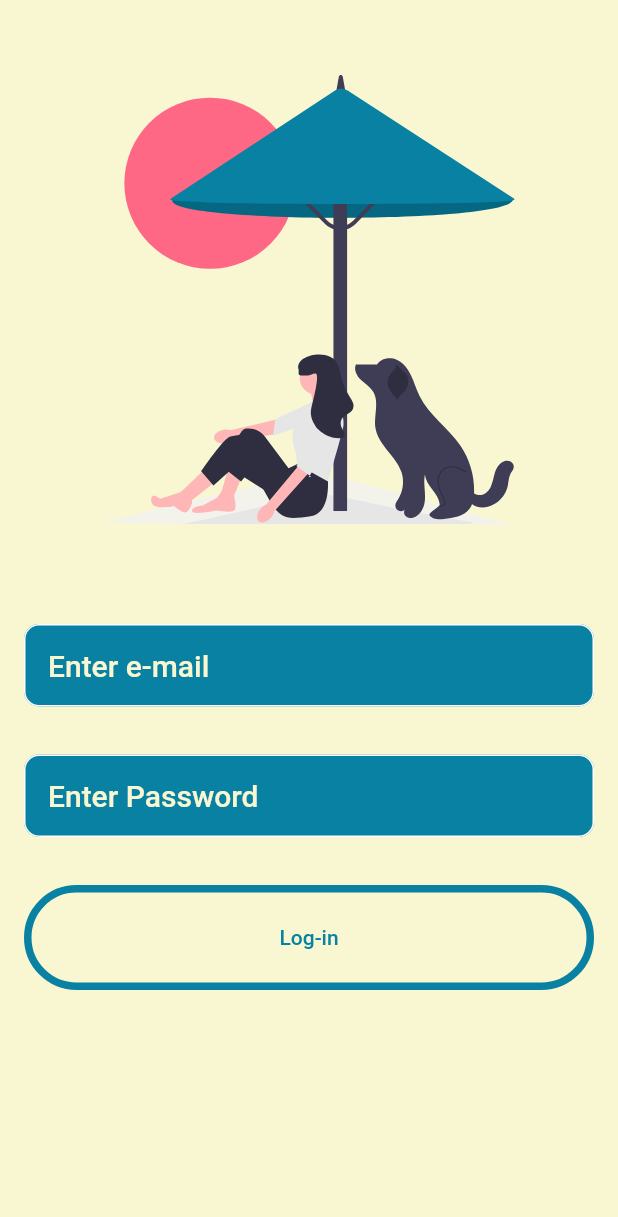
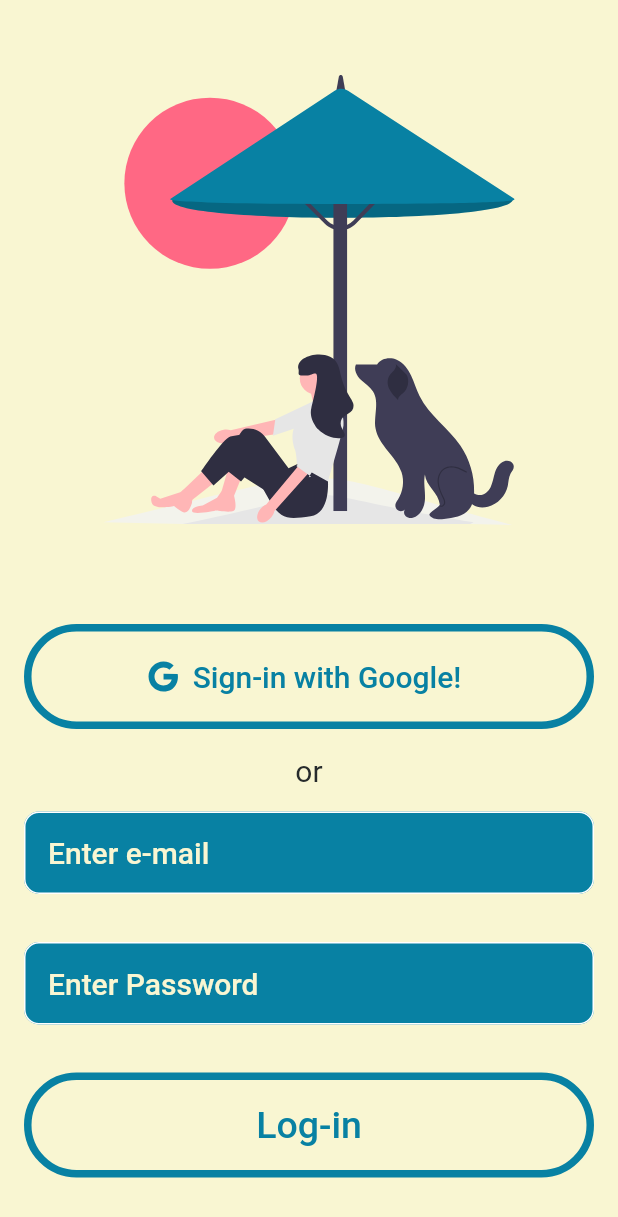
Before and after one commit to AryanSarafDev/Sand, a Flutter app: the screen it shows after launch, on a phone screen of 412 x 824 dp. Shown: the top 1217 px of the screen. Run offline on Flutter 3.47's test engine with Material 2 defaults, Android fonts, the phone set to English and light mode, and no system bars; our stand-ins replace firebase_core, flutter_svg, get, isar; missing offline and left inert: dart:html; accounts and stored records are empty; generated files the repository leaves out were written again.

Commit message:
Login page complete

```diff
--- a/lib/views/resources/loginwidgets.dart
+++ b/lib/views/resources/loginwidgets.dart
@@ -1,4 +1,5 @@
 import 'package:flutter/material.dart';
+import 'package:flutter_svg/flutter_svg.dart';
 import 'package:sand/views/resources/pallete.dart';
 
 class LoginButton extends StatelessWidget {
@@ -8,30 +9,45 @@ class LoginButton extends StatelessWidget {
   Widget build(BuildContext context) {
     return Padding(
       padding: const EdgeInsets.all(16.0),
-      child: SizedBox(height: 70,
+      child: SizedBox(
+        height: 70,
         child: OutlinedButton(
             onPressed: () {},
             child: Text(
               "Log-in",
-              style: TextStyle(color: Pallete.blue1),
+              style: TextStyle(color: Pallete.blue1,fontSize: 25),
             ),
-            style: OutlinedButton.styleFrom(side: BorderSide(color: Pallete.blue1,width: 5))),
+            style: OutlinedButton.styleFrom(
+                side: BorderSide(color: Pallete.blue1, width: 5)),),
       ),
     );
   }
 }
+
 class GoogleLogin extends StatelessWidget {
   const GoogleLogin({super.key});
 
   @override
   Widget build(BuildContext context) {
-    return  Padding(
+    return Padding(
       padding: const EdgeInsets.all(16.0),
-      child: SizedBox(height: 70,
+      child: SizedBox(
+        height: 70,
         child: OutlinedButton.icon(
-            onPressed: () {},
-          icon: ,
-            style: OutlinedButton.styleFrom(side: BorderSide(color: Pallete.blue1,width: 5))),
+          onPressed: () {},
+          icon: SizedBox(
+              height: 50,
+              child: SvgPicture.asset(
+                "assets/google.svg",
+                colorFilter: ColorFilter.mode(Pallete.blue1, BlendMode.srcIn),
+              )),
+          style: OutlinedButton.styleFrom(
+              side: BorderSide(color: Pallete.blue1, width: 5)),
+          label: Text(
+            "Sign-in with Google!",
+            style: TextStyle(color: Pallete.blue1,fontSize: 20),
+          ),
+        ),
       ),
     );
   }
--- a/lib/views/screens/loginpage.dart
+++ b/lib/views/screens/loginpage.dart
@@ -12,7 +12,8 @@ class LoginPage extends StatelessWidget {
     TextEditingController _email = TextEditingController();
     TextEditingController _pass = TextEditingController();
     return Scaffold(
-      body: Column(
+      body: SingleChildScrollView(
+        child: Column(
           mainAxisAlignment: MainAxisAlignment.start,
           crossAxisAlignment: CrossAxisAlignment.stretch,
           children: [
@@ -23,6 +24,12 @@ class LoginPage extends StatelessWidget {
                   width: 300,
                   child: SvgPicture.asset("assets/login.svg")),
             ),
+            GoogleLogin(),
+            Center(
+                child: Text(
+              "or",
+              style: TextStyle(color: Pallete.opp, fontSize: 20),
+            )),
             Padding(
               padding: const EdgeInsets.all(8.0),
               child: CustomTextField(
@@ -41,11 +48,10 @@ class LoginPage extends StatelessWidget {
                     hintText: "Enter Password",
                     controller: _pass,
                     inputType: TextInputType.visiblePassword,
-                backgroundColor: Pallete.blue1)
+                    backgroundColor: Pallete.blue1)),
+            LoginButton(),
+          ],
         ),
-          LoginButton()
-
-        ],
       ),
     );
   }
--- a/pubspec.yaml
+++ b/pubspec.yaml
@@ -71,6 +71,7 @@ flutter:
   # To add assets to your application, add an assets section, like this:
   assets:
     - assets/login.svg
+    - assets/google.svg
 
 
   # An image asset can refer to one or more resolution-specific "variants", see
```
Also changed, not shown: assets/google.svg, assets/google1.svg (added), assets/google2.svg (added), lib/views/screens/homepage.dart (added). Lines whose indentation alone changed are shown as unchanged.
